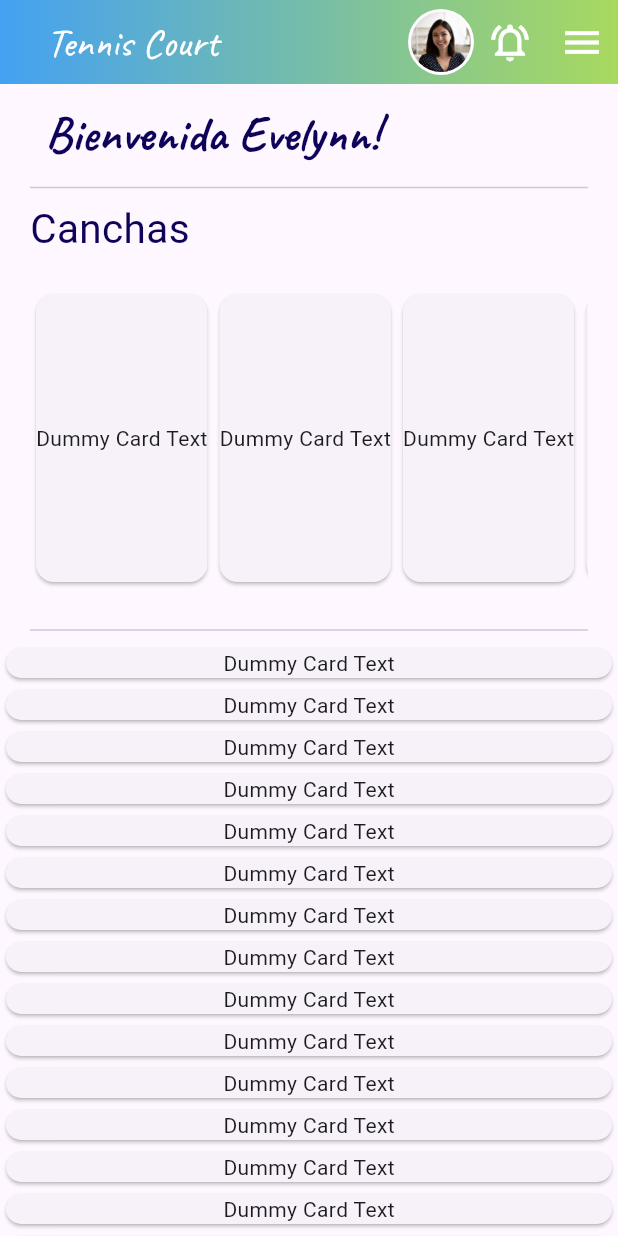
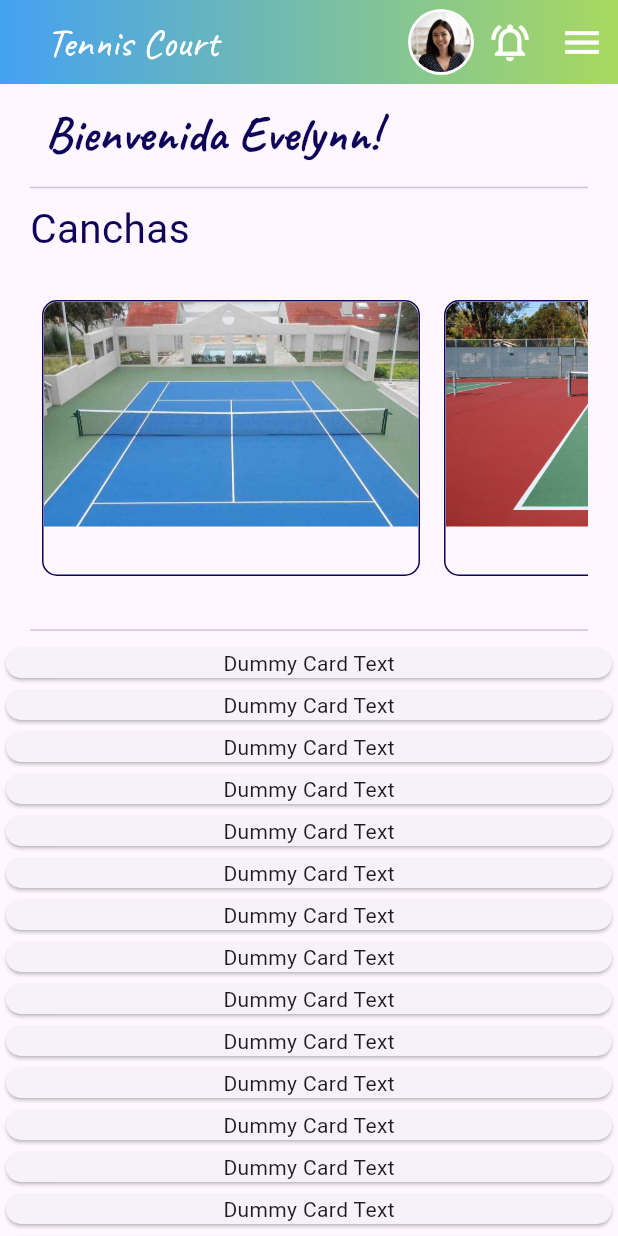
Before and after one commit to YhonattanZ/Nolatech.ai, a Flutter app: the MainPage screen opened directly, on a phone screen of 412 x 824 dp. Run offline on Flutter 3.47's test engine with Material 3 defaults, Android fonts, the phone set to English and light mode, and no system bars; our stand-ins replace google_fonts.

Commit message:
feat(MainPage)Court model + List Courts

```diff
--- /dev/null
+++ b/prueba_nolatech/lib/src/models/courts_model.dart
@@ -0,0 +1,7 @@
+class Court {
+  final String image;
+  final String name;
+  final double price;
+
+  const Court({required this.image, required this.name, required this.price});
+}
--- a/prueba_nolatech/lib/src/view/screens/main_page.dart
+++ b/prueba_nolatech/lib/src/view/screens/main_page.dart
@@ -2,16 +2,17 @@ import 'package:flutter/material.dart';
 
 import 'package:google_fonts/google_fonts.dart';
 import 'package:prueba_nolatech/src/constants/constants.dart';
+import 'package:prueba_nolatech/src/models/courts_model.dart';
 
 class MainPage extends StatelessWidget {
   const MainPage({super.key});
 
   @override
   Widget build(BuildContext context) {
-    List<String> imagesList = [
-      'assets/images/cancha1.jpg',
-      'assets/images/cancha2.jpg',
-      'assets/images/cancha3.jpg',
+    List<Court> imagesList = [
+      Court(image: 'assets/images/cancha1.jpg', name: 'Cancha A', price: 25),
+      Court(image: 'assets/images/cancha2.jpg', name: 'Cancha B', price: 45),
+      Court(image: 'assets/images/cancha3.jpg', name: 'Cancha C', price: 30),
     ];
     return Scaffold(
       appBar: appBar(),
@@ -52,12 +53,34 @@ class MainPage extends StatelessWidget {
               child: SizedBox(
                 height: 200.0,
                 child: ListView.builder(
-                  physics: ClampingScrollPhysics(),
+                  physics: const ClampingScrollPhysics(),
                   shrinkWrap: true,
                   scrollDirection: Axis.horizontal,
-                  itemCount: 15,
-                  itemBuilder: (BuildContext context, int index) => Card(
-                    child: Center(child: Text('Dummy Card Text')),
+                  itemCount: 3,
+                  itemBuilder: (context, int i) => Padding(
+                    padding: const EdgeInsets.all(8.0),
+                    child: Container(
+                      decoration: BoxDecoration(
+                          border: Border.all(color: secondaryColor),
+                          borderRadius:
+                              const BorderRadius.all(Radius.circular(10))),
+                      height: 250,
+                      child: Column(
+                        children: [
+                          ClipRRect(
+                              borderRadius: const BorderRadius.only(
+                                  topLeft: Radius.circular(10),
+                                  topRight: Radius.circular(10)),
+                              child: Image.asset(
+                                imagesList[i].image,
+                                fit: BoxFit.fill,
+                                height: 150,
+                                width: 250,
+                              )),
+                          const SizedBox(height: 20),
+                        ],
+                      ),
+                    ),
                   ),
                 ),
               ),
```
